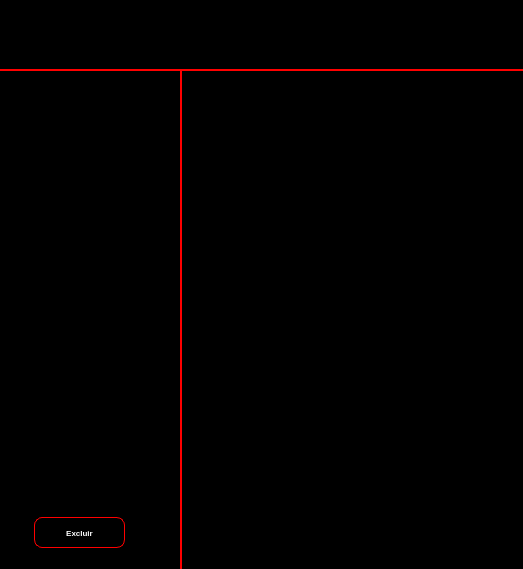
Before: the Qt Designer form desktop/window/form_orders/pedido_mesa.ui in hnmcano/unique, drawn with Qt 5.
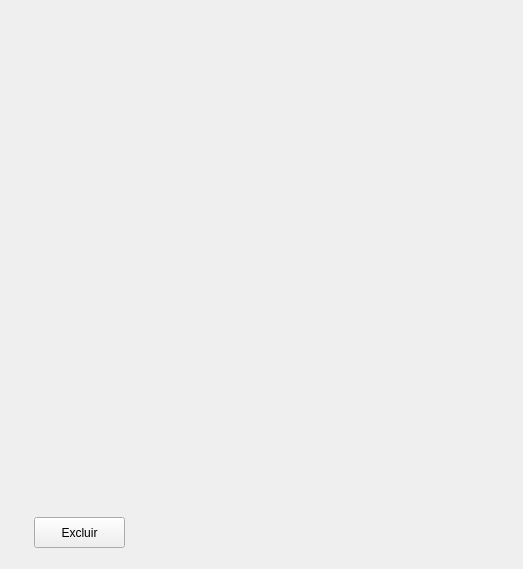
After: the same form once the commit is applied.

```diff
--- a/desktop/window/form_orders/pedido_mesa.ui
+++ b/desktop/window/form_orders/pedido_mesa.ui
@@ -14,32 +14,11 @@
    <string>Pedido</string>
   </property>
   <property name="styleSheet">
-   <string notr="true">QPushButton {
-    background: qlineargradient(x1: 0, y1: 0, x2: 0, y2: 1,
-        stop: 0 #000000, stop: 1 #000000);
-    color: white;
-    border: 1px solid red;
-    padding: 5px 17px;
-    border-radius: 8px;
-    font-weight: bold;
-    font-size: 8px;
-}
-
-QPushButton:hover {
-    background: qlineargradient(x1: 0, y1: 0, x2: 0, y2: 1,
-        stop: 0 #4e4e4e, stop: 1 #4e4e4e);
-}
-
-QPushButton:pressed {
-    background: qlineargradient(x1: 0, y1: 0, x2: 0, y2: 1,
-        stop: 0 #1a5fb4, stop: 1 #4a00e0);
-}</string>
+   <string notr="true"/>
   </property>
   <widget class="QWidget" name="centralwidget">
    <property name="styleSheet">
-    <string notr="true">QWidget {
-	background-color: black;
-}</string>
+    <string notr="true"/>
    </property>
    <layout class="QVBoxLayout" name="verticalLayout" stretch="0,0">
     <property name="spacing">
@@ -100,7 +79,7 @@
           </size>
          </property>
          <property name="styleSheet">
-          <string notr="true">border-top: 2px solid red;</string>
+          <string notr="true"/>
          </property>
          <layout class="QVBoxLayout" name="verticalLayout_2">
           <property name="spacing">
@@ -121,7 +100,7 @@
           <item>
            <widget class="QWidget" name="widget_5" native="true">
             <property name="styleSheet">
-             <string notr="true">border: transparent;</string>
+             <string notr="true"/>
             </property>
             <widget class="QLabel" name="label">
              <property name="geometry">
@@ -147,30 +126,7 @@
              </size>
             </property>
             <property name="styleSheet">
-             <string notr="true">QWidget {
-	border: transparent;
-}
-
-QPushButton {
-    background: qlineargradient(x1: 0, y1: 0, x2: 0, y2: 1,
-        stop: 0 #000000, stop: 1 #000000);
-    color: white;
-    border: 1px solid red;
-    padding: 5px 17px;
-    border-radius: 8px;
-    font-weight: bold;
-    font-size: 8px;
-}
-
-QPushButton:hover {
-    background: qlineargradient(x1: 0, y1: 0, x2: 0, y2: 1,
-        stop: 0 #4e4e4e, stop: 1 #4e4e4e);
-}
-
-QPushButton:pressed {
-    background: qlineargradient(x1: 0, y1: 0, x2: 0, y2: 1,
-        stop: 0 #1a5fb4, stop: 1 #4a00e0);
-}</string>
+             <string notr="true"/>
             </property>
             <widget class="QPushButton" name="btn_excluir">
              <property name="geometry">
@@ -193,8 +149,7 @@
        <item>
         <widget class="QWidget" name="widget_4" native="true">
          <property name="styleSheet">
-          <string notr="true">border-top: 2px solid red;
-border-left: 2px solid red;</string>
+          <string notr="true"/>
          </property>
         </widget>
        </item>
```
